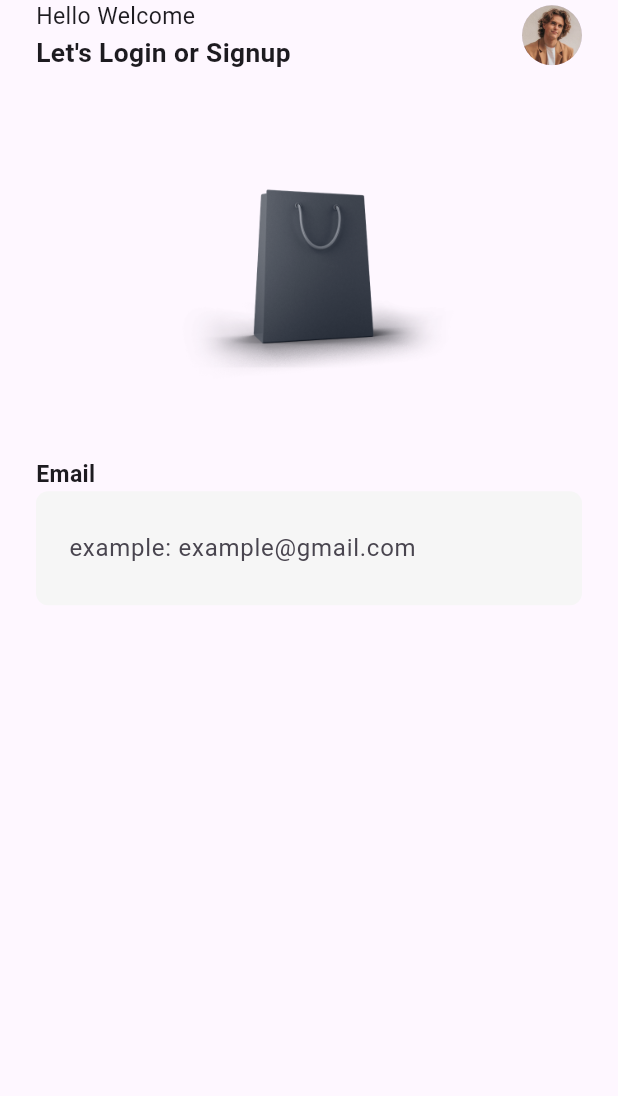
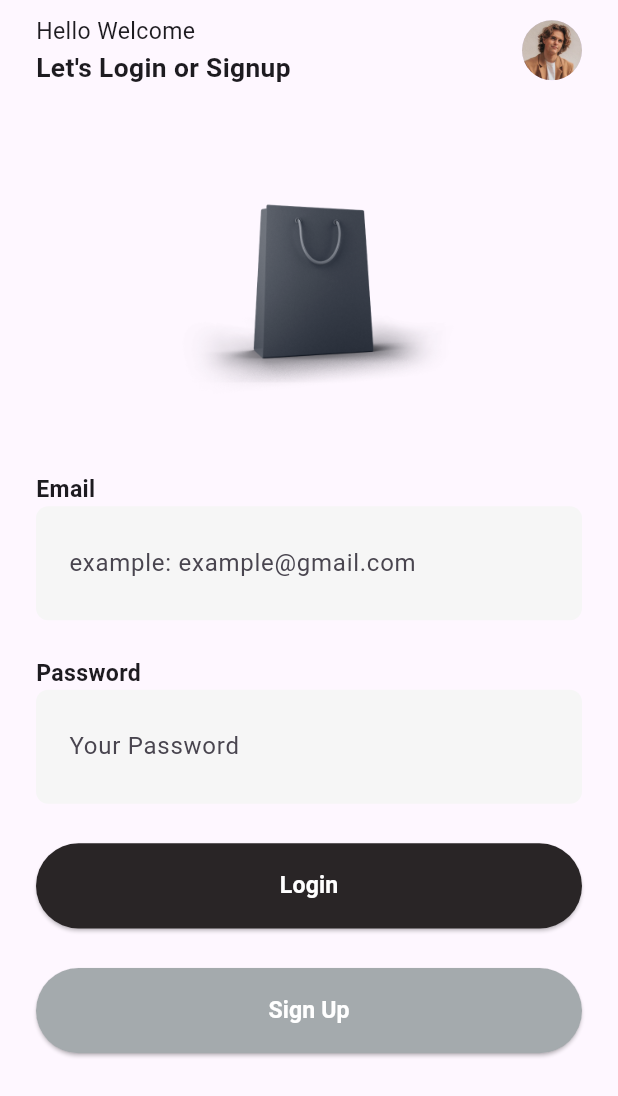
Before and after one commit to allenmasud12/E-crommarce, a Flutter app: the screen it shows after launch, on a phone screen of 412 x 824 dp. Shown: the top 1096 px of the screen. Run offline on Flutter 3.47's test engine with Material 3 defaults, Android fonts, the phone set to English and light mode, and no system bars; our stand-ins replace flutter_screenutil.

Commit message:
login page ui

```diff
--- /dev/null
+++ b/lib/core/contains/mycolors.dart
@@ -0,0 +1,7 @@
+import 'dart:ui';
+
+abstract class MyColors{
+  static const inputbackgroundcolors = Color(0xffF6F6F6);
+  static const primaryColor = Color(0xff292526);
+  static const secondaryColor = Color(0xffA4AAAD);
+}
--- a/lib/pages/home_page.dart
+++ b/lib/pages/home_page.dart
@@ -1,5 +1,5 @@
 import 'package:flutter/material.dart';
-import 'package:flutter_screenutil/flutter_screenutil.dart';
+
 
 import '../sign/custom_appbar.dart';
 import '../sign/login_signin_section.dart';
@@ -10,10 +10,11 @@ class HomePage extends StatelessWidget {
 
   @override
   Widget build(BuildContext context) {
-    return Scaffold(
+    return const Scaffold(
       body: SafeArea(
+        child: SingleChildScrollView(
           child: Padding(
-          padding: const EdgeInsets.symmetric(horizontal: 24.0),
+            padding: const EdgeInsets.symmetric(horizontal: 24.0, vertical: 10),
             child: Column(
               children: [
                 CustomAppbar(),
@@ -23,6 +24,7 @@ class HomePage extends StatelessWidget {
             ),
           ),
         ),
+      ),
     );
   }
 }
--- a/lib/sign/login_signin_section.dart
+++ b/lib/sign/login_signin_section.dart
@@ -1,3 +1,4 @@
+import 'package:ecommarce/core/contains/mycolors.dart';
 import 'package:flutter/material.dart';
 import 'package:flutter_screenutil/flutter_screenutil.dart';
 
@@ -13,7 +14,7 @@ class LoginSigninSection extends StatelessWidget {
         TextField(
           decoration: InputDecoration(
             hintText: "example: example@gmail.com",
-            fillColor: Color(0xffF6F6F6),
+            fillColor: MyColors.inputbackgroundcolors,
             filled: true,
             contentPadding:
               EdgeInsets.symmetric(vertical: 26.0, horizontal: 18.0),
@@ -32,6 +33,66 @@ class LoginSigninSection extends StatelessWidget {
             )
           ),
         ),
+        SizedBox(
+          height: 24.0.h,
+        ),
+        Text("Password", style: TextStyle(fontWeight: FontWeight.w700, fontSize: 14.sp),),
+        TextField(
+          decoration: InputDecoration(
+              hintText: "Your Password",
+              fillColor: MyColors.inputbackgroundcolors,
+              filled: true,
+              contentPadding:
+              EdgeInsets.symmetric(vertical: 26.0, horizontal: 18.0),
+              border: OutlineInputBorder(
+                borderRadius: BorderRadius.circular(8.r),
+                borderSide: BorderSide(color: Colors.transparent, width: 0),
+              ),
+              enabledBorder: OutlineInputBorder(
+                borderRadius: BorderRadius.circular(8.r),
+                borderSide: BorderSide(color: Colors.transparent, width: 0),
+              ),
+              focusedBorder: OutlineInputBorder(
+                  gapPadding: 0.0,
+                  borderRadius: BorderRadius.circular(8.r),
+                  borderSide: BorderSide(color: Colors.transparent, width: 0)
+              )
+          ),
+        ),
+        SizedBox(
+          height: 26.h,
+        ),
+        SizedBox(
+          width: double.infinity,
+          height: 56.h,
+          child: ElevatedButton(
+              onPressed: (){},
+              child: Text("Login",style: TextStyle(fontSize: 14.sp,fontWeight: FontWeight.bold, color: Colors.white),),
+              style: ElevatedButton.styleFrom(
+                backgroundColor: MyColors.primaryColor,
+                shape: RoundedRectangleBorder(
+                  borderRadius: BorderRadius.circular(40.h),
+                ),
+              ),
+          ),
+        ),
+        SizedBox(
+          height: 26.h,
+        ),
+        SizedBox(
+          width: double.infinity,
+          height: 56.h,
+          child: ElevatedButton(
+            onPressed: (){},
+            child: Text("Sign Up",style: TextStyle(fontSize: 14.sp,fontWeight: FontWeight.bold, color: Colors.white),),
+            style: ElevatedButton.styleFrom(
+              backgroundColor: MyColors.secondaryColor,
+              shape: RoundedRectangleBorder(
+                borderRadius: BorderRadius.circular(40.h),
+              ),
+            ),
+          ),
+        )
       ],
     );
   }
```
Lines whose indentation alone changed are shown as unchanged.
